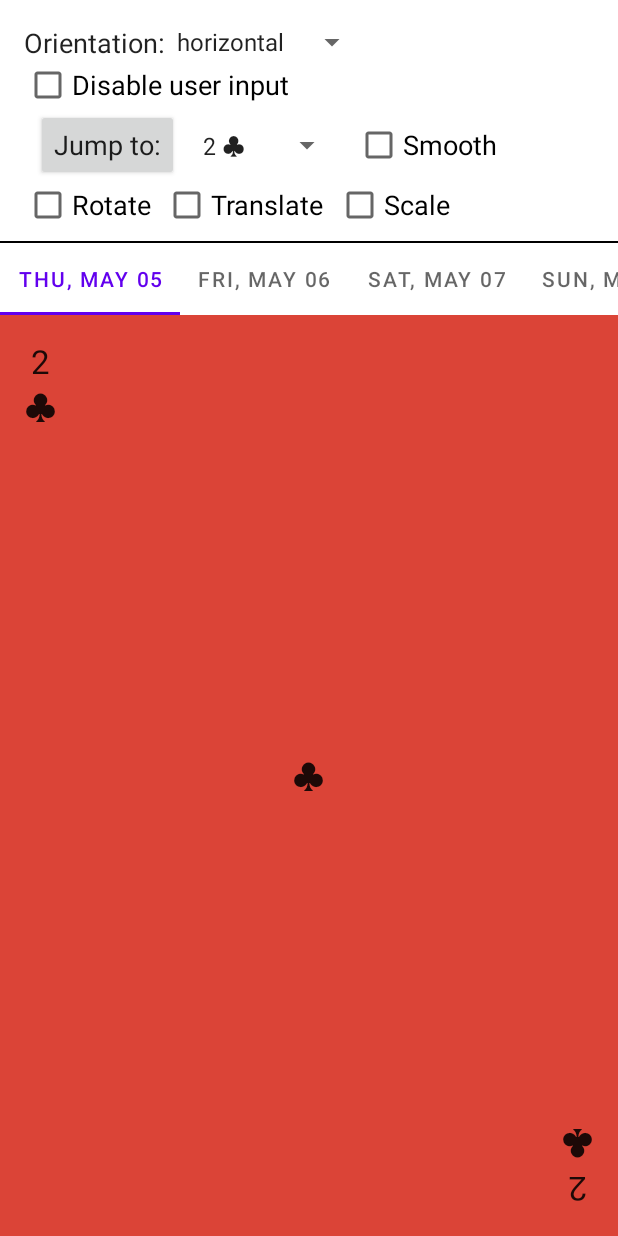
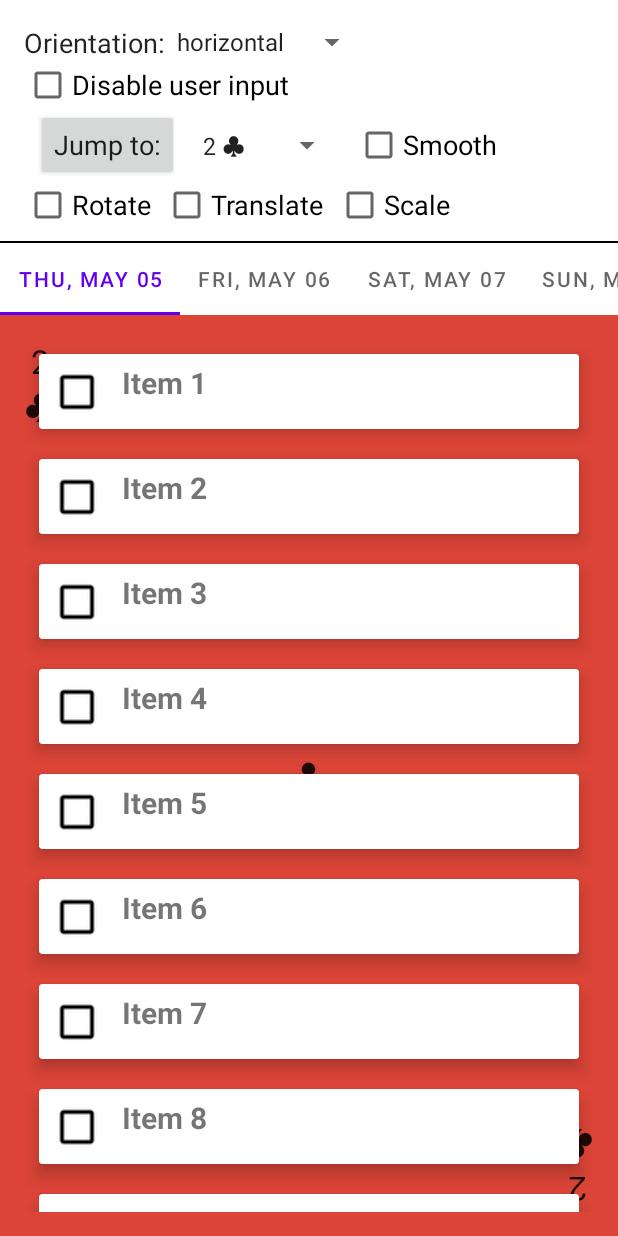
Before and after one commit to dogtim/AmazingTalkerAssessment, an Android app: the screen it shows after launch (CardViewTabLayoutActivity), on a phone screen of 412 x 824 dp. Run offline under Robolectric (Android 15) with nearby library versions, the phone set to English and light mode, and no system bars.

Commit message:
Add recyclerView into the viewpager items

```diff
--- /dev/null
+++ b/app/src/main/java/com/amazingtalker/assessment/CoursesAdapter.kt
@@ -0,0 +1,49 @@
+import android.view.LayoutInflater
+import android.view.View
+import android.view.ViewGroup
+import android.widget.ImageView
+import android.widget.TextView
+import androidx.annotation.Nullable
+import androidx.recyclerview.widget.RecyclerView
+import com.amazingtalker.assessment.DateUtility
+import com.amazingtalker.assessment.ItemsViewModel
+import com.amazingtalker.assessment.R
+import java.text.SimpleDateFormat
+import java.util.*
+
+class CoursesAdapter(private val mList: List<ItemsViewModel>) : RecyclerView.Adapter<RecyclerView.ViewHolder>() {
+
+    // create new views
+    override fun onCreateViewHolder(parent: ViewGroup, viewType: Int): RecyclerView.ViewHolder {
+        val view = LayoutInflater.from(parent.context)
+                    .inflate(R.layout.card_view_design, parent, false)
+        return DesignViewHolder(view)
+    }
+
+    // binds the list items to a view
+    override fun onBindViewHolder(@Nullable holder:  RecyclerView.ViewHolder, position: Int) {
+        if (holder is DesignViewHolder) {
+            val ItemsViewModel = mList[position]
+
+            // sets the image to the imageview from our itemHolder class
+            holder.imageView.setImageResource(ItemsViewModel.image)
+
+            // sets the text to the textview from our itemHolder class
+            holder.textView.text = ItemsViewModel.text
+        }
+
+    }
+
+    // return the number of the items in the list
+    override fun getItemCount(): Int {
+        return mList.size
+    }
+
+    class DesignViewHolder(ItemView: View) : RecyclerView.ViewHolder(ItemView) {
+        val imageView: ImageView = itemView.findViewById(R.id.imageview)
+        val textView: TextView = itemView.findViewById(R.id.textView)
+    }
+    class WeekSelectorViewHolder(ItemView: View) : RecyclerView.ViewHolder(ItemView) {
+        val textView: TextView = itemView.findViewById(R.id.weekTitle)
+    }
+}
--- a/app/src/main/java/com/amazingtalker/assessment/cards/CardView.kt
+++ b/app/src/main/java/com/amazingtalker/assessment/cards/CardView.kt
@@ -14,14 +14,20 @@
  * limitations under the License.
  */
 
-package androidx.viewpager2.integration.testapp.cards
+package com.amazingtalker.assessment.cards
 
+import CoursesAdapter
+import CustomAdapter
 import android.view.LayoutInflater
 import android.view.View
 import android.view.ViewGroup
 import android.widget.TextView
 
 import androidx.annotation.ColorRes
+import androidx.recyclerview.widget.LinearLayoutManager
+import androidx.recyclerview.widget.RecyclerView
+import androidx.viewpager2.integration.testapp.cards.Card
+import com.amazingtalker.assessment.ItemsViewModel
 
 import com.amazingtalker.assessment.R
 
@@ -31,11 +37,16 @@ class CardView(layoutInflater: LayoutInflater, container: ViewGroup?) {
     private val textSuite: TextView
     private val textCorner1: TextView
     private val textCorner2: TextView
+    private val recyclerView: RecyclerView
 
     init {
         textSuite = view.findViewById(R.id.label_center)
         textCorner1 = view.findViewById(R.id.label_top)
         textCorner2 = view.findViewById(R.id.label_bottom)
+        // getting the recyclerview by its id
+        recyclerView = view.findViewById<RecyclerView>(R.id.courses_recyclerview)
+        // this creates a vertical layout Manager
+        recyclerView.layoutManager = LinearLayoutManager(view.context)
     }
 
     /**
@@ -48,6 +59,22 @@ class CardView(layoutInflater: LayoutInflater, container: ViewGroup?) {
         val cornerLabel = card.cornerLabel
         textCorner1.text = cornerLabel
         textCorner2.text = cornerLabel
+
+        // ArrayList of class ItemsViewModel
+        val data = ArrayList<ItemsViewModel>()
+
+        // This loop will create 20 Views containing
+        // the image with the count of view
+        for (i in 1..20) {
+            data.add(ItemsViewModel(androidx.appcompat.R.drawable.abc_btn_check_to_on_mtrl_000, "Item " + i))
+        }
+
+        // This will pass the ArrayList to our Adapter
+        val adapter = CoursesAdapter(data)
+
+        // Setting the Adapter with the recyclerview
+        recyclerView.adapter = adapter
+
     }
 
     @ColorRes
--- a/app/src/main/java/com/amazingtalker/assessment/cards/CardViewAdapter.kt
+++ b/app/src/main/java/com/amazingtalker/assessment/cards/CardViewAdapter.kt
@@ -19,6 +19,7 @@ package androidx.viewpager2.integration.testapp.cards
 import android.view.LayoutInflater
 import android.view.ViewGroup
 import androidx.recyclerview.widget.RecyclerView
+import com.amazingtalker.assessment.cards.CardView
 
 class CardViewAdapter : RecyclerView.Adapter<CardViewHolder>() {
     override fun onCreateViewHolder(parent: ViewGroup, viewType: Int): CardViewHolder {
--- /dev/null
+++ b/app/src/main/java/com/amazingtalker/assessment/data/Course.kt
@@ -0,0 +1,4 @@
+package com.amazingtalker.assessment.data
+
+// https://kotlinlang.org/docs/data-classes.html
+data class Course(val startDate: String, val available: Boolean)
--- a/app/src/main/res/layout/item_card_layout.xml
+++ b/app/src/main/res/layout/item_card_layout.xml
@@ -48,4 +48,11 @@
         android:textAppearance="@android:style/TextAppearance.Large"
         android:rotation="180"
         tools:text="A"/>
+
+    <androidx.recyclerview.widget.RecyclerView
+        android:id="@+id/courses_recyclerview"
+        android:layout_width="match_parent"
+        android:layout_height="match_parent"
+        tools:itemCount="5"
+        tools:listitem="@layout/card_view_design" />
 </FrameLayout>
```
Also changed, not shown: 1 other file.
